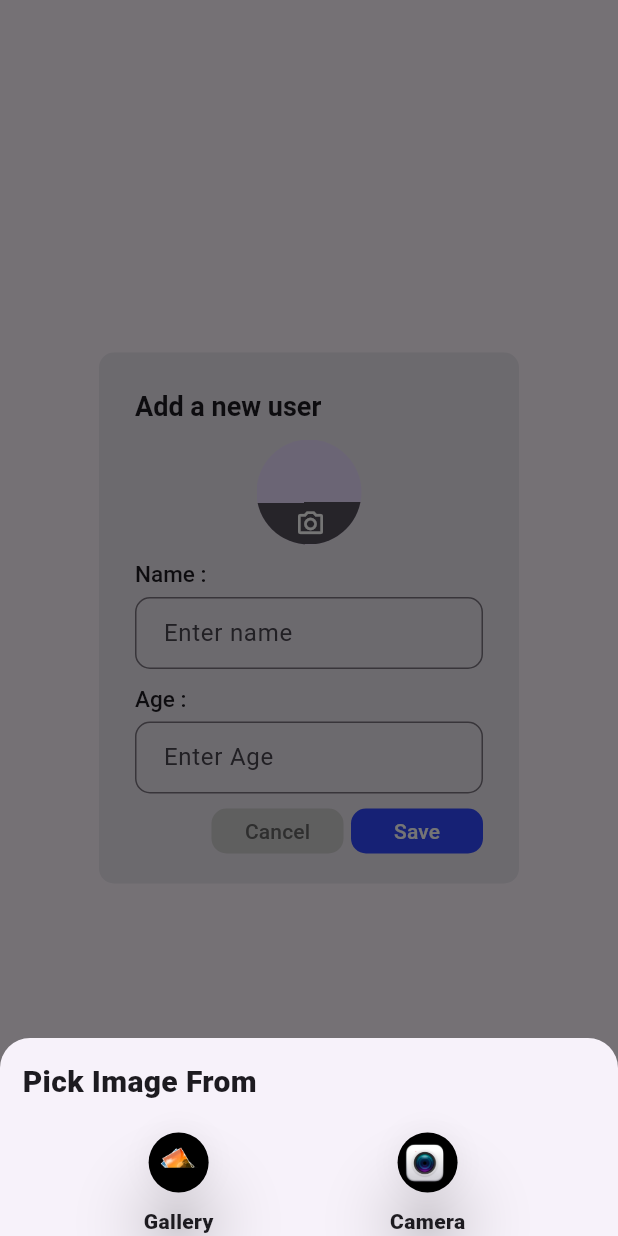
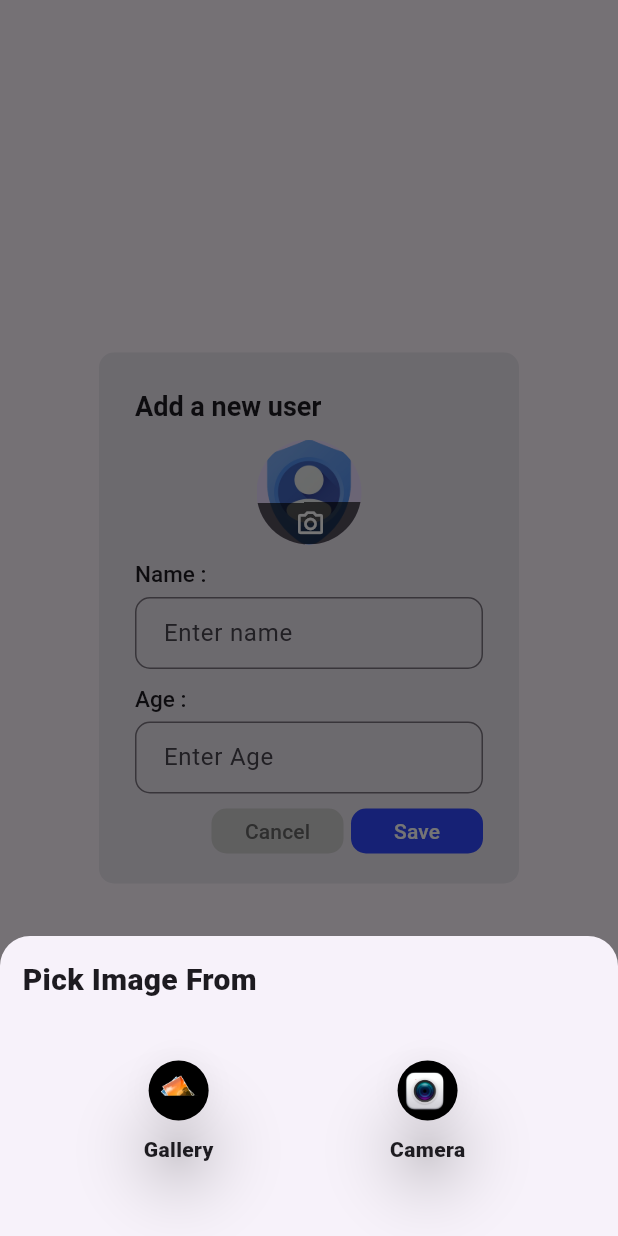
Before and after one commit to munawar3206/Totalx-Test, a Flutter app: the AlertBoxWidget widget shown alone on an empty page, opened directly, after a tap on the "camera alt" icon, on a phone screen of 412 x 824 dp. Run offline on Flutter 3.47's test engine with Material 3 defaults, Android fonts, the phone set to English and light mode, and no system bars; our stand-ins replace cloud_firestore, firebase_auth, firebase_core, firebase_storage, image_picker; accounts and stored records are empty; network calls fail.

Commit message:
fix:error

```diff
--- a/lib/view/widget/alertbox.dart
+++ b/lib/view/widget/alertbox.dart
@@ -17,7 +17,7 @@ class AlertBoxWidget extends StatelessWidget {
 
   @override
   Widget build(BuildContext context) {
-    final userprovider = Provider.of<UserProvider>(context);
+    final userprovider = Provider.of<UserProvider>(context, listen: false);
     return AlertDialog(
       shape: RoundedRectangleBorder(borderRadius: BorderRadius.circular(10)),
       title: Column(
@@ -33,11 +33,17 @@ class AlertBoxWidget extends StatelessWidget {
           Center(
             child: Stack(
               children: [
-                CircleAvatar(
+                Consumer<UserProvider>(
+                  builder: (context, userprovider, _) {
+                    return CircleAvatar(
                       radius: 35,
                       backgroundImage: userprovider.imageUrl.isNotEmpty
                           ? NetworkImage(userprovider.imageUrl)
-                      : null,
+                          : const AssetImage(
+                              'assets/google__2_-removebg-preview.png',
+                            ) as ImageProvider<Object>?,
+                    );
+                  },
                 ),
                 Positioned(
                   top: 42,
@@ -69,7 +75,9 @@ class AlertBoxWidget extends StatelessWidget {
                           ),
                         ),
                         builder: (_) {
-                          return ListView(
+                          return SizedBox(
+                            height: 200,
+                            child: ListView(
                               shrinkWrap: true,
                               children: [
                                 const Padding(
@@ -82,6 +90,9 @@ class AlertBoxWidget extends StatelessWidget {
                                     ),
                                   ),
                                 ),
+                                const SizedBox(
+                                  height: 20,
+                                ),
                                 Row(
                                   mainAxisAlignment:
                                       MainAxisAlignment.spaceEvenly,
@@ -92,20 +103,22 @@ class AlertBoxWidget extends StatelessWidget {
                                           style: ElevatedButton.styleFrom(
                                             shape: const CircleBorder(),
                                             elevation: 20,
-                                          backgroundColor: const Color.fromARGB(
+                                            backgroundColor:
+                                                const Color.fromARGB(
                                                     255, 0, 0, 0),
                                           ),
                                           onPressed: () async {
                                             // add imagepicker for gallery
                                             final file = await ImagePicker()
                                                 .pickImage(
-                                                  source: ImageSource.gallery);
+                                                    source:
+                                                        ImageSource.gallery);
                                             if (file == null) return;
                                             String fileName = DateTime.now()
                                                 .microsecondsSinceEpoch
                                                 .toString();
 
-                                          // Get the reference to storage
+                                            // get the reference to storage
                                             Reference referenceRoot =
                                                 FirebaseStorage.instance.ref();
                                             Reference referenceDireImage =
@@ -120,7 +133,7 @@ class AlertBoxWidget extends StatelessWidget {
                                                   .putFile(File(file.path));
 
                                               userprovider.imageUrl = '';
-                                            // });
+
                                               userprovider.imageUrl =
                                                   await referenceImageToUpload
                                                       .getDownloadURL();
@@ -148,7 +161,8 @@ class AlertBoxWidget extends StatelessWidget {
                                           style: ElevatedButton.styleFrom(
                                             shape: const CircleBorder(),
                                             elevation: 20,
-                                          backgroundColor: const Color.fromARGB(
+                                            backgroundColor:
+                                                const Color.fromARGB(
                                                     255, 0, 0, 0),
                                           ),
                                           onPressed: () async {
@@ -201,6 +215,7 @@ class AlertBoxWidget extends StatelessWidget {
                                   ],
                                 ),
                               ],
+                            ),
                           );
                         },
                       );
```
Also changed, not shown: lib/main.dart (+5 -4 lines), assets/google__2_-removebg-preview.png (added). Lines whose indentation alone changed are shown as unchanged.
